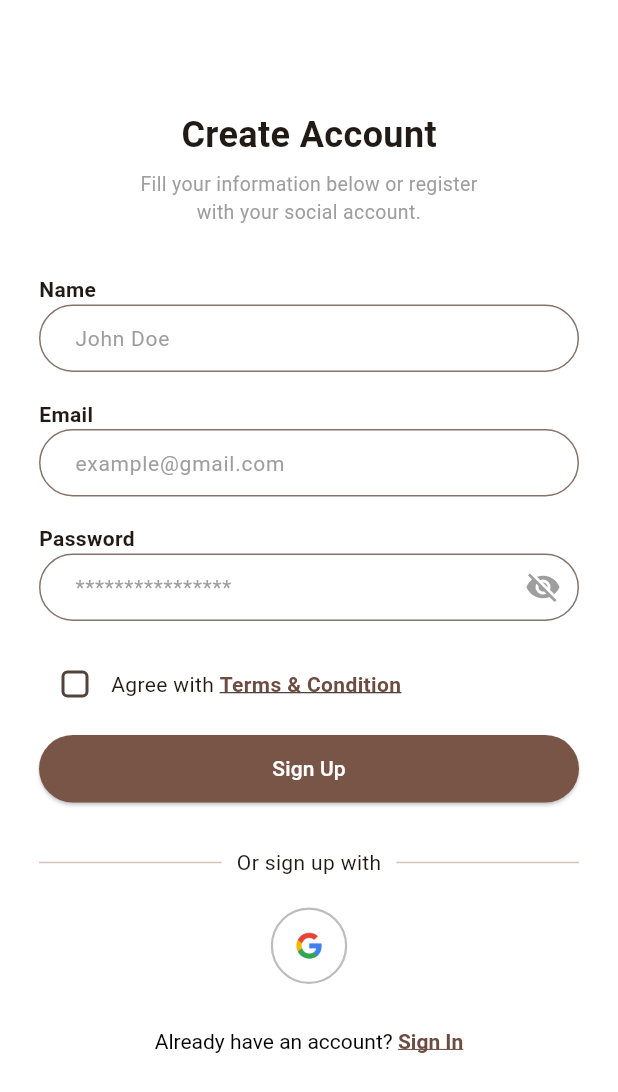
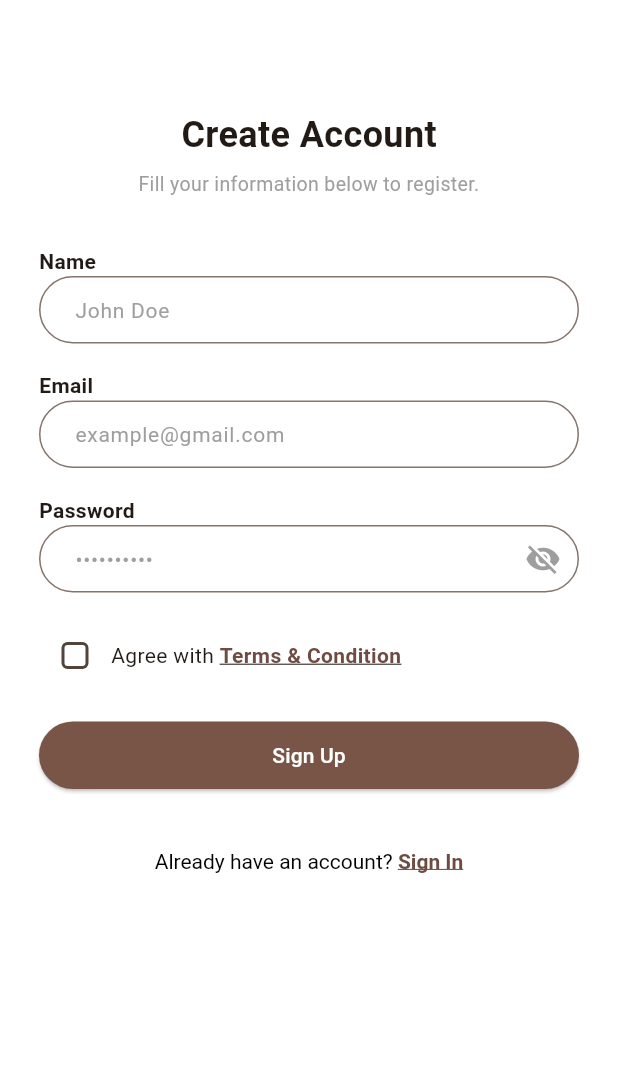
Before and after one commit to teebz2618/Mawqif-flutterapp, a Flutter app: the UserSignUpScreen screen opened by its route, on a phone screen of 412 x 824 dp. Shown: the top 1092 px of the screen. Run offline on Flutter 3.47's test engine with Material 3 defaults, Android fonts, the phone set to English and light mode, and no system bars; our stand-ins replace cloud_firestore, firebase_auth, firebase_core, flutter_easyloading, get, google_fonts and 4 more; accounts and stored records are empty.

Commit message:
Google Sign-In

```diff
--- a/lib/constants/app_colors.dart
+++ b/lib/constants/app_colors.dart
@@ -3,3 +3,4 @@ import 'package:flutter/material.dart';
 const Color appButtonColor = Color(0xFF8B4513);
 const Color appLightBrown = Color(0xFFEED9C4);
 const Color softBeige = Color(0xFFD3BCA5);
+const Color brown20 = Color(0x33A1887F);
--- a/lib/routes/app_routes.dart
+++ b/lib/routes/app_routes.dart
@@ -9,6 +9,7 @@ import '../screens/splash/pre_splash_screen.dart';
 import '../screens/splash/splash_screen.dart';
 import 'package:mawqif/screens/user/user_dashboard.dart';
 import '../screens/welcome/welcome_screen.dart';
+import '../screens/auth/register/password_prompt.dart';
 
 class AppRoutes {
   static const preSplash = '/';
@@ -17,6 +18,7 @@ class AppRoutes {
   static const login = '/login';
   static const forgot = '/forgot';
   static const userRegister = '/userRegister';
+  static const passwordPrompt = '/passwordPrompt';
   static const brandRegister = '/brandRegister';
   static const userDashboard = '/userDashboard';
   static const adminDashboard = '/adminDashboard';
@@ -29,6 +31,7 @@ class AppRoutes {
     GetPage(name: login, page: () => SignInScreen()),
     GetPage(name: forgot, page: () => const ForgotPasswordScreen()),
     GetPage(name: userRegister, page: () => UserSignUpScreen()),
+    GetPage(name: passwordPrompt, page: () => PasswordPromptScreen()),
     GetPage(name: brandRegister, page: () => BrandSignUpScreen()),
     GetPage(name: userDashboard, page: () => UserDashboard()),
     GetPage(name: adminDashboard, page: () => AdminDashboard()),
--- a/lib/screens/auth/register/user_register.dart
+++ b/lib/screens/auth/register/user_register.dart
@@ -59,7 +59,7 @@ class _UserSignUpScreenState extends State<UserSignUpScreen> {
               const SizedBox(height: 6),
               Center(
                 child: Text(
-                  "Fill your information below or register\nwith your social account.",
+                  "Fill your information below to register.",
                   textAlign: TextAlign.center,
                   style: TextStyle(color: Colors.grey, fontSize: 13),
                 ),
@@ -116,7 +116,7 @@ class _UserSignUpScreenState extends State<UserSignUpScreen> {
                 ],
               ),
 
-              const SizedBox(height: 10),
+              const SizedBox(height: 20),
               SizedBox(
                 width: double.infinity,
                 height: 45,
@@ -135,23 +135,7 @@ class _UserSignUpScreenState extends State<UserSignUpScreen> {
                 ),
               ),
 
-              const SizedBox(height: 30),
-              Row(
-                children: const [
-                  Expanded(child: Divider()),
-                  Padding(
-                    padding: EdgeInsets.symmetric(horizontal: 10),
-                    child: Text("Or sign up with"),
-                  ),
-                  Expanded(child: Divider()),
-                ],
-              ),
-              const SizedBox(height: 20),
-              Row(
-                mainAxisAlignment: MainAxisAlignment.center,
-                children: [_buildGoogleSignUpButton()],
-              ),
-              const SizedBox(height: 30),
+              const SizedBox(height: 40),
               Center(
                 child: GestureDetector(
                   onTap: () => Get.toNamed(AppRoutes.login),
@@ -216,7 +200,7 @@ class _UserSignUpScreenState extends State<UserSignUpScreen> {
         controller: _controller.passwordController,
         obscureText: _obscurePassword,
         decoration: InputDecoration(
-          hintText: '****************',
+          hintText: '••••••••••',
           hintStyle: TextStyle(color: Colors.grey.shade500, fontSize: 14),
           suffixIcon: IconButton(
             icon: Icon(
@@ -242,21 +226,4 @@ class _UserSignUpScreenState extends State<UserSignUpScreen> {
       ),
     );
   }
-
-  Widget _buildGoogleSignUpButton() {
-    return InkWell(
-      onTap: () {
-        // TODO: Trigger Google Sign-In logic here
-      },
-      borderRadius: BorderRadius.circular(40),
-      child: Container(
-        padding: const EdgeInsets.all(10),
-        decoration: BoxDecoration(
-          shape: BoxShape.circle,
-          border: Border.all(color: Colors.grey.shade400, width: 1.5),
-        ),
-        child: Image.asset('assets/icons/google.png', height: 28, width: 28),
-      ),
-    );
-  }
 }
--- a/pubspec.yaml
+++ b/pubspec.yaml
@@ -52,6 +52,8 @@ dev_dependencies:
   image_picker: ^1.1.2
   flutter_launcher_icons: ^0.13.1
   flutter_native_splash: ^2.4.0
+  google_sign_in: ^6.2.1
+  flutter_easyloading: ^3.0.5
   # The "flutter_lints" package below contains a set of recommended lints to
   # encourage good coding practices. The lint set provided by the package is
   # activated in the `analysis_options.yaml` file located at the root of your
```
Also changed, not shown: lib/main.dart (+18 -1 lines), lib/screens/auth/controllers/user_signIn_controller.dart (+83 -62 lines), lib/screens/auth/login/login.dart (+8 -7 lines), lib/screens/auth/register/password_prompt.dart (added, +137 -0 lines), pubspec.lock, 1 other file.
